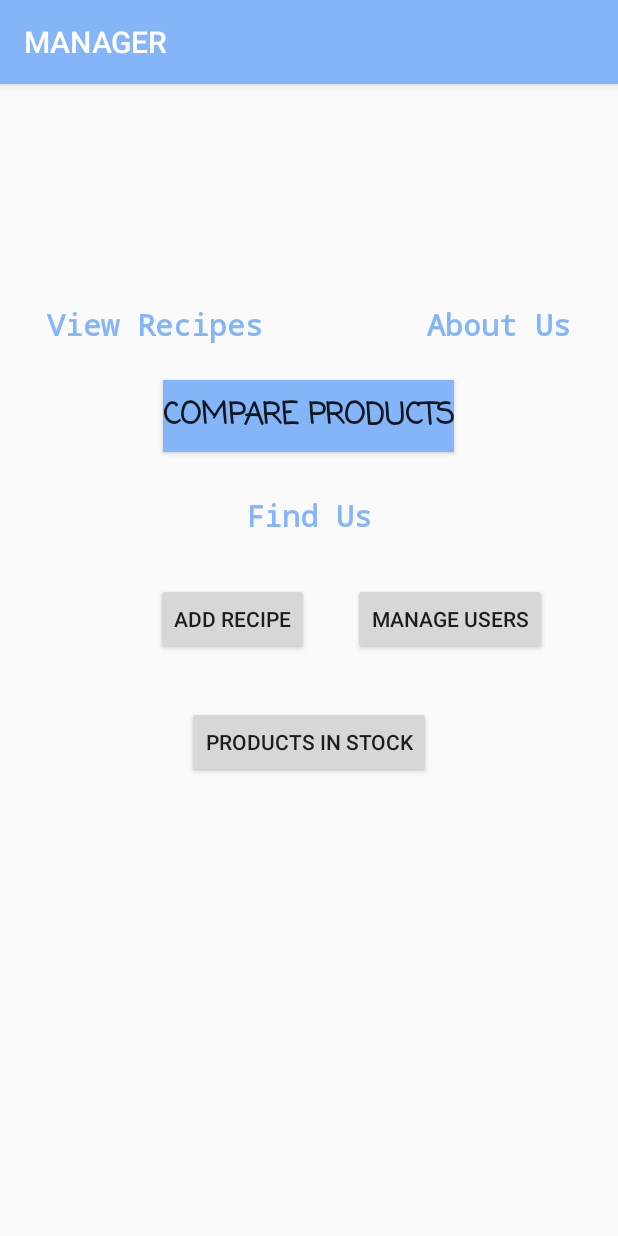
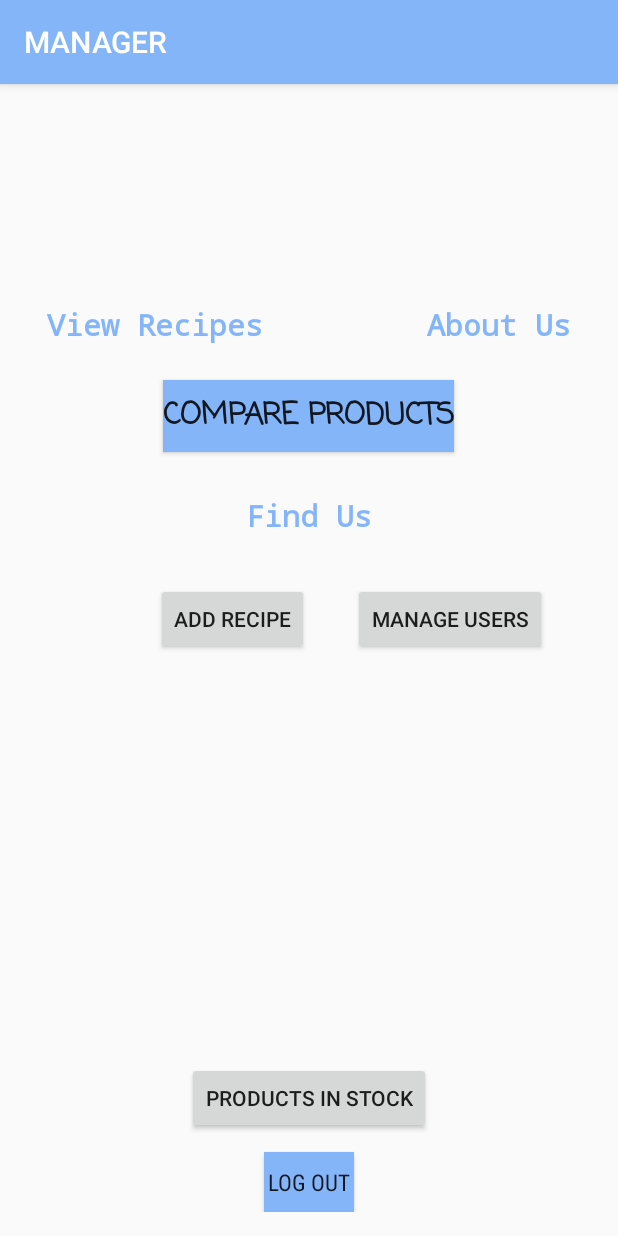
Before and after one commit to ayeletYe/smart_buy, an Android app: the managerActivity screen opened directly, with no data from a screen before it, on a phone screen of 412 x 824 dp. Run offline under Robolectric (Android 15) with nearby library versions, the phone set to English and light mode, and no system bars; our stand-ins replace Firebase (no records; nobody signed in at launch, a user with empty details on screens opened directly).

Commit message:
Added logout to manager

```diff
--- a/app/src/main/res/layout/activity_manager.xml
+++ b/app/src/main/res/layout/activity_manager.xml
@@ -35,13 +35,13 @@
     </fragment>
 
     <Button
-        android:text="products in stock"
+        android:id="@+id/products"
         android:layout_width="wrap_content"
         android:layout_height="wrap_content"
-        android:layout_marginTop="34dp"
-        android:id="@+id/products"
-        android:layout_below="@+id/users"
-        android:layout_centerHorizontal="true" />
+        android:layout_above="@+id/logout"
+        android:layout_centerHorizontal="true"
+        android:layout_marginBottom="12dp"
+        android:text="products in stock" />
 
     <Button
         android:text="add recipe"
@@ -66,5 +66,17 @@
         android:textStyle="normal|bold"
         android:typeface="normal" />
 
+    <Button
+        android:text="log out"
+        android:id="@+id/logout"
+        android:textSize="15sp"
+        android:background="@color/colorPrimary"
+        android:layout_width="60dp"
+        android:layout_height="40dp"
+        android:layout_alignParentBottom="true"
+        android:layout_centerHorizontal="true"
+        android:layout_marginBottom="0dp"
+        android:layout_centerInParent="true"
+        android:fontFamily="sans-serif-condensed" />
 
 </RelativeLayout>
```
Also changed, not shown: app/src/main/java/com/example/yaeli/smart_buy/managerActivity.java (+20 -11 lines).
